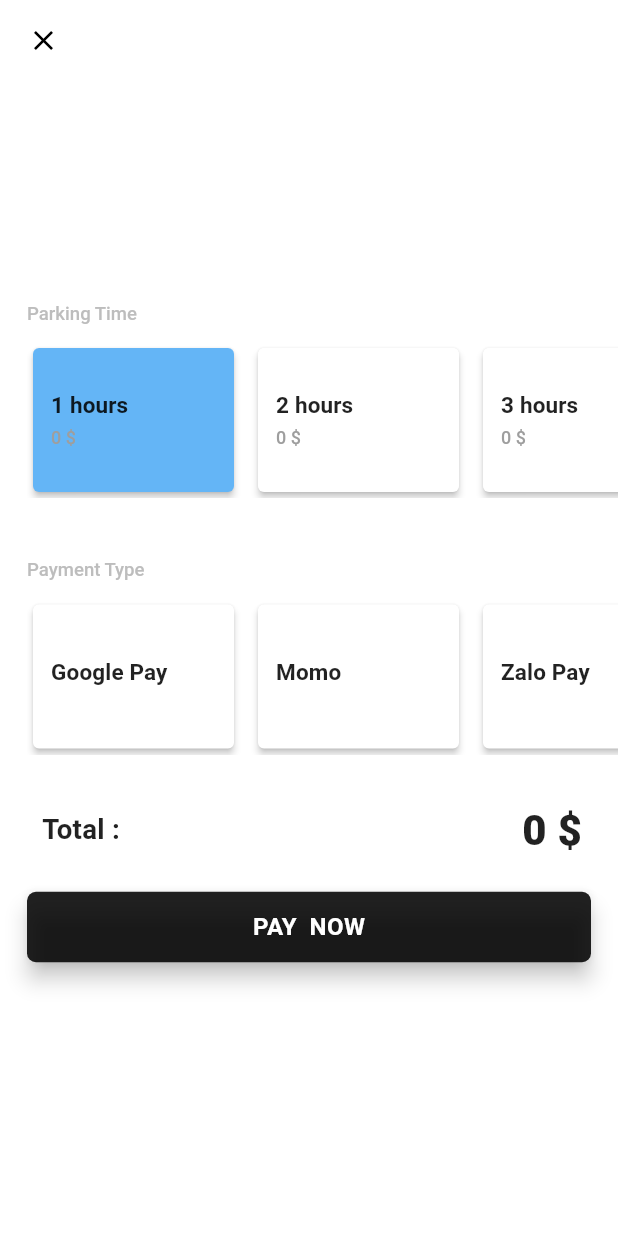
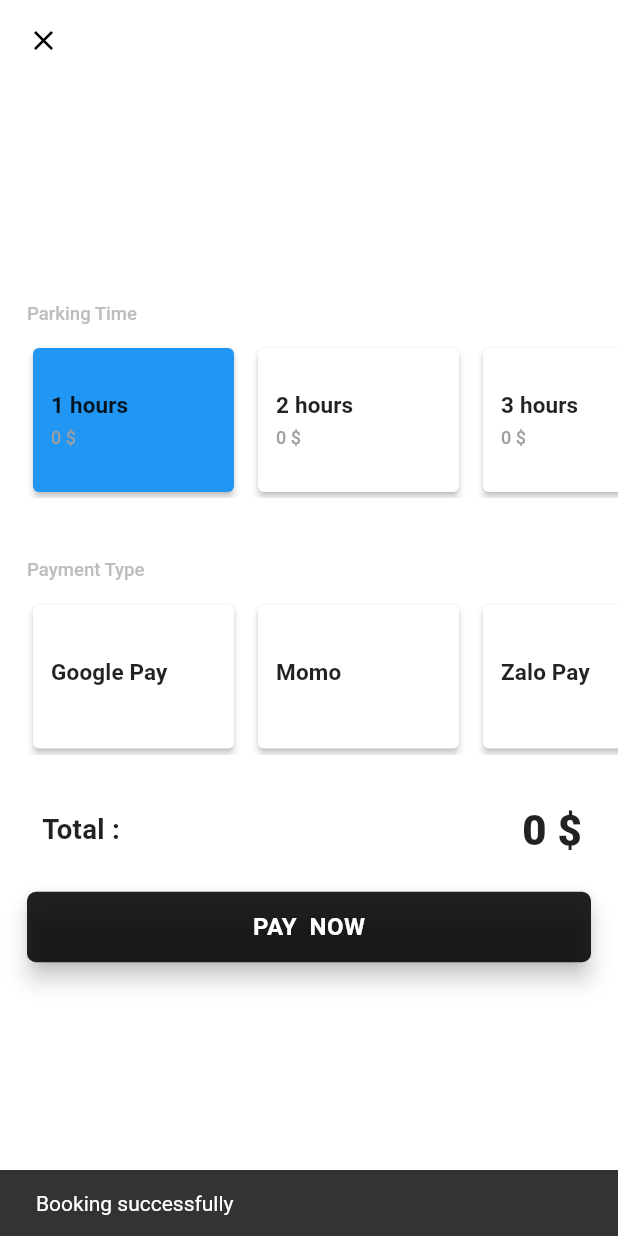
Before and after one commit to chotchachi/flutter-car-parking, a Flutter app: the MyPaymentPage screen opened directly with empty values, after a tap on "PAY NOW", on a phone screen of 412 x 824 dp. Run offline on Flutter 3.47's test engine with Material 2 defaults, Android fonts, the phone set to English and light mode, and no system bars; our stand-ins replace bottom_navy_bar, cloud_firestore, firebase_auth, firebase_core, flutter_signin_button, geolocator and 3 more; missing offline and left inert: flutter_polyline_points; accounts and stored records are empty.

Commit message:
fix payment

```diff
--- a/lib/pages/payment.dart
+++ b/lib/pages/payment.dart
@@ -1,4 +1,5 @@
 import 'package:cloud_firestore/cloud_firestore.dart';
+import 'package:firebase_auth/firebase_auth.dart';
 import 'package:flutter/material.dart';
 import 'package:flutter/rendering.dart';
 import 'package:flutter_car_parking/data/model/booking.dart';
@@ -17,6 +18,27 @@ class _MyPaymentPageState extends State<MyPaymentPage> {
   List _paymentMethod = ['Google Pay', 'Momo', 'Zalo Pay', 'Card'];
   String currentPayment = "";
   int selectedPriceIndex = 0;
+
+  final FirebaseAuth _auth = FirebaseAuth.instance;
+  User _currentUser;
+
+  getUser() async {
+    User firebaseUser = _auth.currentUser;
+    await firebaseUser?.reload();
+    firebaseUser = _auth.currentUser;
+
+    if (firebaseUser != null) {
+      setState(() {
+        this._currentUser = firebaseUser;
+      });
+    }
+  }
+
+  @override
+  void initState() {
+    super.initState();
+    this.getUser();
+  }
 
   @override
   Widget build(BuildContext context) {
@@ -89,7 +111,7 @@ class _MyPaymentPageState extends State<MyPaymentPage> {
                           padding: const EdgeInsets.only(right: 8.0),
                           child: Card(
                             color: (this.selectedPriceIndex == index)
-                                ? Colors.blue[300]
+                                ? Colors.blue
                                 : Colors.white,
                             elevation: 2,
                             shape: RoundedRectangleBorder(
@@ -161,7 +183,7 @@ class _MyPaymentPageState extends State<MyPaymentPage> {
                           child: Card(
                             color: (this.currentPayment ==
                                     this._paymentMethod[index])
-                                ? Colors.blue[300]
+                                ? Colors.blue
                                 : Colors.white,
                             elevation: 2,
                             shape: RoundedRectangleBorder(
@@ -259,12 +281,12 @@ class _MyPaymentPageState extends State<MyPaymentPage> {
     );
   }
 
-  CollectionReference usersBooking = FirebaseFirestore.instance
-      .collection('booking_history')
-      .doc("6VrU2wsmdnc2Rrz8Al16vNZiYKi1")
-      .collection("booking_history");
+  Future<void> addBooking() {
+    CollectionReference usersBooking = FirebaseFirestore.instance
+        .collection('booking_history')
+        .doc(this._currentUser.uid)
+        .collection("booking_history");
 
-  Future<void> addBooking() {
     BookingParking bookingParking = BookingParking(
         widget.parkingPlace.name,
         widget.parkingPlace.address,
@@ -275,7 +297,17 @@ class _MyPaymentPageState extends State<MyPaymentPage> {
 
     return usersBooking
         .add(bookingParking.toJson())
-        .then((value) => print("Booking Added"))
-        .catchError((error) => print("Failed to add booking: $error"));
+        .then((value) => {
+              print("Booking Added"),
+              ScaffoldMessenger.of(context).showSnackBar(SnackBar(
+                content: Text("Booking successfully"),
+              ))
+            })
+        .catchError((error) => {
+              print("Failed to add booking: $error"),
+              ScaffoldMessenger.of(context).showSnackBar(SnackBar(
+                content: Text("Booking failed"),
+              ))
+            });
   }
 }
```
